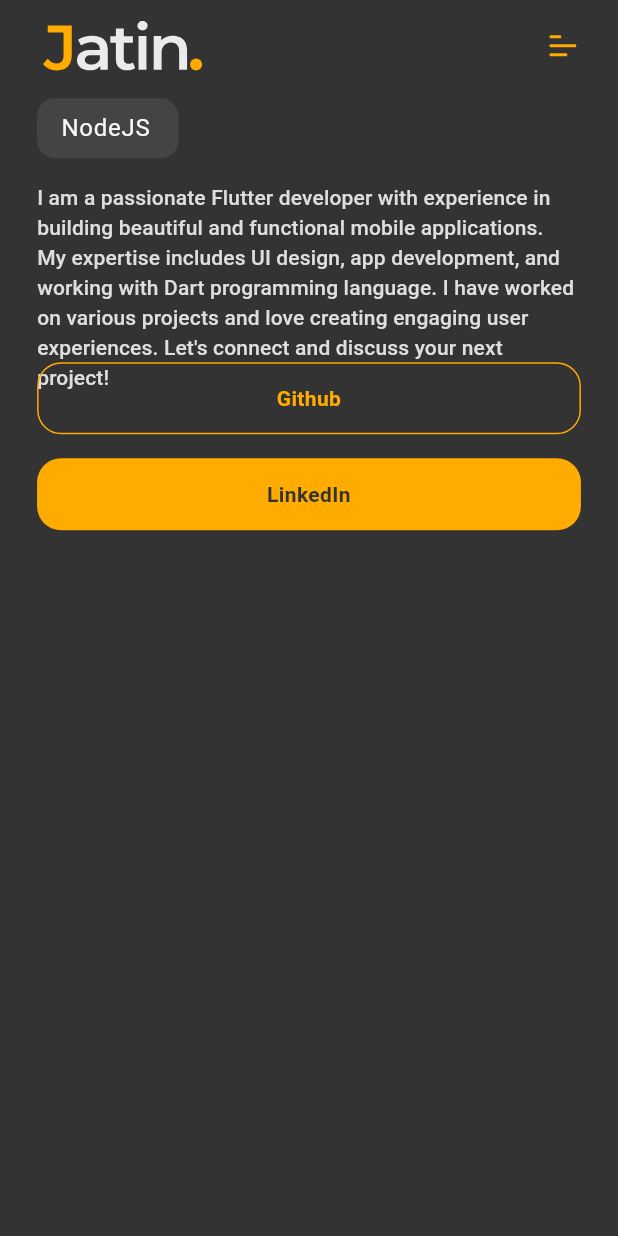
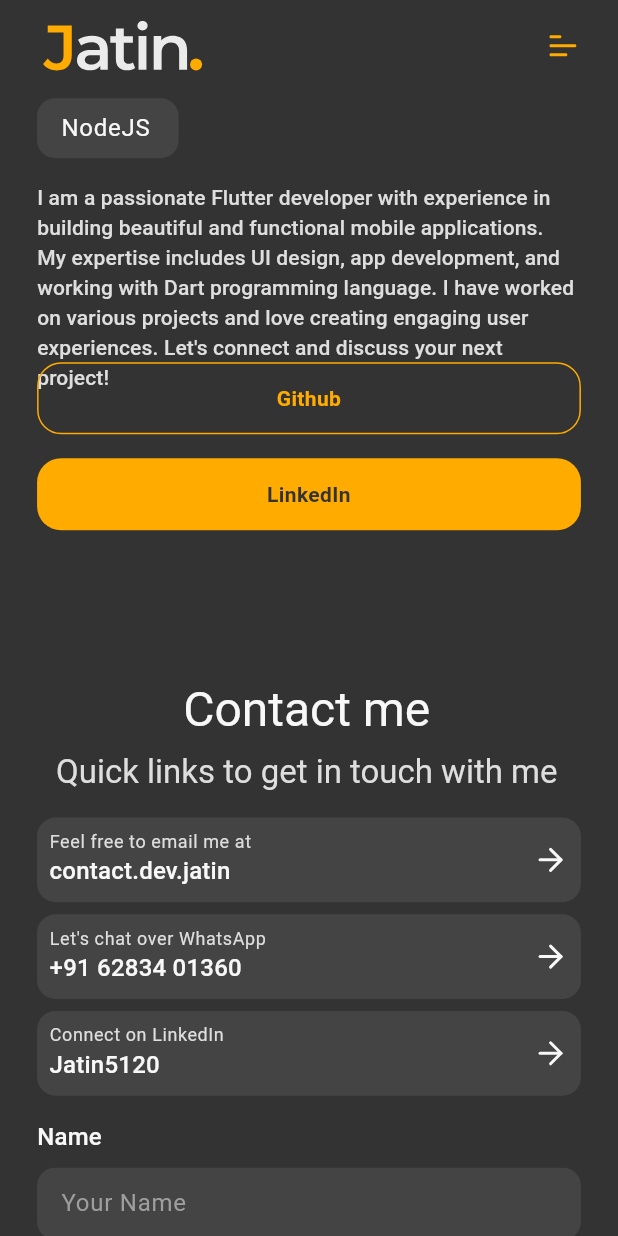
Before and after one commit to Jatin5120/portfolio, a Flutter app: the screen it shows after launch, scrolled down 1152 dp, on a phone screen of 412 x 824 dp. Run offline on Flutter 3.47's test engine with Material 3 defaults, Android fonts, the phone set to English and light mode, and no system bars; our stand-ins replace firebase_core, flutter_screenutil, flutter_svg, get, google_fonts, rive; accounts and stored records are empty.

Commit message:
feat: contact page done

```diff
--- a/analysis_options.yaml
+++ b/analysis_options.yaml
@@ -21,7 +21,6 @@ linter:
     - avoid_relative_lib_imports
     - avoid_renaming_method_parameters
     - avoid_return_types_on_setters
-    - avoid_returning_null
     - avoid_types_as_parameter_names
     - avoid_unused_constructor_parameters
     - await_only_futures
--- a/lib/main.dart
+++ b/lib/main.dart
@@ -18,7 +18,6 @@
 class MyApp extends StatelessWidget {
   const MyApp({super.key});
 
-  // This widget is the root of your application.
   @override
   Widget build(BuildContext context) {
     return ScreenUtilInit(
--- a/lib/res/constants/string_contants.dart
+++ b/lib/res/constants/string_contants.dart
@@ -20,7 +20,7 @@ class StringConstants {
 
   static const String emailTitle = 'Feel free to email me at';
   static const String whatsappTitle = 'Let\'s chat over WhatsApp';
-  static const String linkedinTitle = 'Reachout to me on LinkedIn';
+  static const String linkedinTitle = 'Connect on LinkedIn';
 
   static const String emailContent = 'contact.dev.jatin';
   static const String whatsappContent = '+91 62834 01360';
--- a/lib/res/styles/dimens.dart
+++ b/lib/res/styles/dimens.dart
@@ -59,7 +59,7 @@ class Dimens {
   static Widget get boxHeight5 => SizedBox(height: five);
   static Widget get boxHeight8 => SizedBox(height: eight);
   static Widget get boxHeight10 => SizedBox(height: ten);
-
+  static Widget get boxHeight12 => SizedBox(height: twelve);
   static Widget get boxHeight16 => SizedBox(height: sixteen);
   static Widget get boxHeight20 => SizedBox(height: twenty);
   static Widget get boxHeight24 => SizedBox(height: twentyFour);
@@ -84,6 +84,7 @@ class Dimens {
   static EdgeInsets get edgeInsets10 => EdgeInsets.all(ten);
   static EdgeInsets get edgeInsets12 => EdgeInsets.all(twelve);
   static EdgeInsets get edgeInsets16 => EdgeInsets.all(sixteen);
+  static EdgeInsets get edgeInsets24 => EdgeInsets.all(twentyFour);
 
   static EdgeInsets get edgeInsetsL2 => EdgeInsets.only(left: two);
 
--- a/lib/res/styles/theme.dart
+++ b/lib/res/styles/theme.dart
@@ -5,7 +5,7 @@ import 'package:portfolio/res/res.dart';
 class AppTheme {
   const AppTheme._();
 
-  static ThemeData get lightTheme => ThemeData(
+  static final ThemeData lightTheme = ThemeData(
     useMaterial3: true,
     brightness: Brightness.light,
     primaryColor: AppColors.primary,
@@ -16,9 +16,10 @@ class AppTheme {
       elevation: 0,
     ),
     textTheme: _textTheme,
+    inputDecorationTheme: _inputTheme,
   );
 
-  static ThemeData get darkTheme => ThemeData(
+  static final ThemeData darkTheme = ThemeData(
     useMaterial3: true,
     brightness: Brightness.dark,
     primaryColor: AppColors.primary,
@@ -29,7 +30,30 @@ class AppTheme {
       elevation: 0,
     ),
     textTheme: _textTheme,
+    inputDecorationTheme: _inputTheme,
   );
 
-  static TextTheme get _textTheme => GoogleFonts.getTextTheme('Roboto');
+  static final TextTheme _textTheme = GoogleFonts.getTextTheme('Roboto');
+
+  static final InputDecorationTheme _inputTheme = InputDecorationTheme(
+    isDense: true,
+    filled: true,
+    fillColor: AppColors.cardDark,
+    enabledBorder: OutlineInputBorder(
+      borderRadius: BorderRadius.circular(12),
+      borderSide: BorderSide.none,
+    ),
+    focusedBorder: OutlineInputBorder(
+      borderRadius: BorderRadius.circular(12),
+      borderSide: const BorderSide(
+        color: AppColors.primary,
+      ),
+    ),
+    errorBorder: OutlineInputBorder(
+      borderRadius: BorderRadius.circular(12),
+      borderSide: const BorderSide(
+        color: AppColors.primary,
+      ),
+    ),
+  );
 }
--- a/lib/utils/extensions.dart
+++ b/lib/utils/extensions.dart
@@ -68,6 +68,10 @@ extension ResponsiveExtension on ResponsiveState {
     }
   }
 
+  bool get isDesktop => this == ResponsiveState.desktop || this == ResponsiveState.desktopLarge;
+
+  bool get isMobile => this == ResponsiveState.mobile;
+
   EdgeInsets get pagePadding => EdgeInsets.symmetric(
         horizontal: horizontalPadding,
         vertical: 24,
--- a/lib/views/dashboard/views/contact_view/contact_view.dart
+++ b/lib/views/dashboard/views/contact_view/contact_view.dart
@@ -1,4 +1,5 @@
 import 'package:flutter/material.dart';
+import 'package:flutter/widgets.dart';
 import 'package:get/get.dart';
 import 'package:portfolio/res/res.dart';
 import 'package:portfolio/utils/utils.dart';
--- a/lib/views/dashboard/views/contact_view/desktop.dart
+++ b/lib/views/dashboard/views/contact_view/desktop.dart
@@ -10,9 +10,36 @@ class _ContactViewDesktop extends StatelessWidget {
       height: Get.height - Dimens.navbarHeight,
       child: Padding(
         padding: ResponsiveState.desktop.pagePadding,
-        child: const Column(
-          crossAxisAlignment: CrossAxisAlignment.start,
-          children: [],
+        child: Column(
+          crossAxisAlignment: CrossAxisAlignment.center,
+          children: [
+            AppText(
+              StringConstants.contactMe,
+              style: context.textTheme.headlineLarge?.withTitleColor,
+            ),
+            Dimens.boxHeight16,
+            AppText(
+              StringConstants.quickLinks,
+              style: context.textTheme.titleLarge?.withBodyColor,
+            ),
+            const SizedBox(height: 24),
+            Row(
+              children: ContactItem.values
+                  .map((e) => Expanded(
+                          child: ContactCard(
+                        e,
+                        state: ResponsiveState.desktop,
+                      )))
+                  .separated(
+                    const SizedBox(width: 16),
+                  )
+                  .toList(),
+            ),
+            const Spacer(),
+            const ContactForm(state: ResponsiveState.desktop),
+            const Spacer(),
+            const SocialRow(center: true, showName: true),
+          ],
         ),
       ),
     );
--- a/lib/views/dashboard/views/contact_view/desktop_large.dart
+++ b/lib/views/dashboard/views/contact_view/desktop_large.dart
@@ -25,12 +25,19 @@ class _ContactViewDesktopLarge extends StatelessWidget {
             const SizedBox(height: 24),
             Row(
               children: ContactItem.values
-                  .map((e) => Expanded(child: ContactCard(e)))
+                  .map((e) => Expanded(
+                        child: ContactCard(
+                          e,
+                          state: ResponsiveState.desktopLarge,
+                        ),
+                      ))
                   .separated(
                     const SizedBox(width: 16),
                   )
                   .toList(),
             ),
+            const Spacer(),
+            const ContactForm(state: ResponsiveState.desktopLarge),
             const Spacer(),
             const SocialRow(center: true, showName: true),
           ],
--- a/lib/views/dashboard/views/contact_view/mobile.dart
+++ b/lib/views/dashboard/views/contact_view/mobile.dart
@@ -10,8 +10,31 @@ class _ContactViewMobile extends StatelessWidget {
       height: Get.height - Dimens.navbarHeight,
       child: Padding(
         padding: ResponsiveState.mobile.pagePadding,
-        child: const Column(
-          children: [],
+        child: Column(
+          crossAxisAlignment: CrossAxisAlignment.center,
+          children: [
+            AppText(
+              StringConstants.contactMe,
+              style: context.textTheme.headlineLarge?.withTitleColor,
+            ),
+            const SizedBox(height: 8),
+            AppText(
+              StringConstants.quickLinks,
+              style: context.textTheme.titleLarge?.withBodyColor,
+            ),
+            const SizedBox(height: 16),
+            ...ContactItem.values
+                .map((e) => ContactCard(
+                      e,
+                      state: ResponsiveState.mobile,
+                    ))
+                .separated(const SizedBox(height: 8)),
+            const SizedBox(height: 16),
+            const Expanded(
+              child: ContactForm(state: ResponsiveState.mobile),
+            ),
+            const SocialRow(center: true, showName: true),
+          ],
         ),
       ),
     );
--- a/lib/views/dashboard/views/contact_view/tablet.dart
+++ b/lib/views/dashboard/views/contact_view/tablet.dart
@@ -10,9 +10,31 @@ class _ContactViewTablet extends StatelessWidget {
       height: Get.height - Dimens.navbarHeight,
       child: Padding(
         padding: ResponsiveState.tablet.pagePadding,
-        child: const Column(
+        child: Column(
           crossAxisAlignment: CrossAxisAlignment.center,
-          children: [],
+          children: [
+            AppText(
+              StringConstants.contactMe,
+              style: context.textTheme.headlineLarge?.withTitleColor,
+            ),
+            Dimens.boxHeight16,
+            AppText(
+              StringConstants.quickLinks,
+              style: context.textTheme.titleLarge?.withBodyColor,
+            ),
+            const SizedBox(height: 24),
+            ...ContactItem.values
+                .map((e) => ContactCard(
+                      e,
+                      state: ResponsiveState.tablet,
+                    ))
+                .separated(Dimens.boxHeight12),
+            Dimens.boxHeight16,
+            const Expanded(
+              child: ContactForm(state: ResponsiveState.tablet),
+            ),
+            const SocialRow(center: true, showName: true),
+          ],
         ),
       ),
     );
--- a/lib/views/dashboard/widgets/contact_card.dart
+++ b/lib/views/dashboard/widgets/contact_card.dart
@@ -9,21 +9,55 @@ class ContactCard extends StatelessWidget {
   const ContactCard(
     this.item, {
     super.key,
+    required this.state,
   });
 
   final ContactItem item;
+  final ResponsiveState state;
+
+  TextStyle? _titleStyle(BuildContext context) {
+    switch (state) {
+      case ResponsiveState.mobile:
+        return context.textTheme.bodySmall;
+      case ResponsiveState.tablet:
+        return context.textTheme.bodyMedium;
+      case ResponsiveState.desktop:
+        return context.textTheme.bodyMedium;
+      case ResponsiveState.desktopLarge:
+        return context.textTheme.titleMedium;
+    }
+  }
+
+  TextStyle? _contentStyle(BuildContext context) {
+    switch (state) {
+      case ResponsiveState.mobile:
+        return context.textTheme.titleMedium;
+      case ResponsiveState.tablet:
+        return context.textTheme.titleLarge;
+      case ResponsiveState.desktop:
+        return context.textTheme.headlineSmall;
+      case ResponsiveState.desktopLarge:
+        return context.textTheme.headlineMedium;
+    }
+  }
 
   @override
   Widget build(BuildContext context) {
-    return TapHandler(
+    return ObxValue<RxBool>(
+      (isHovering) => TapHandler(
         showSplash: false,
         onTap: () => Get.find<DashboardController>().onContactTap(item),
-      child: Container(
-        padding: const EdgeInsets.all(24),
+        onHover: (value) {
+          isHovering.value = value;
+        },
+        child: AnimatedContainer(
+          duration: AppConstants.animationDuration,
+          padding: state.isMobile ? Dimens.edgeInsets8 : Dimens.edgeInsets24,
+          width: double.maxFinite,
           decoration: ShapeDecoration(
-          color: context.theme.cardTheme.color,
+            color: isHovering.value ? AppColors.primary : context.theme.cardTheme.color,
             shape: RoundedRectangleBorder(
-            borderRadius: BorderRadius.circular(24),
+              borderRadius: BorderRadius.circular(state.isMobile ? Dimens.twelve : Dimens.twentyFour),
             ),
           ),
           child: Row(
@@ -39,12 +73,21 @@ class ContactCard extends StatelessWidget {
                   AppText(
                     item.title,
                     isSelectable: false,
-                  style: context.textTheme.titleMedium?.withBodyColor,
+                    style: _titleStyle(context)?.withBodyColor,
                   ),
                   AppText(
                     item.content,
                     isSelectable: false,
-                  style: context.textTheme.headlineMedium?.withTitleColor,
+                    style: _contentStyle(context)?.withTitleColor.copyWith(
+                          shadows: isHovering.value
+                              ? [
+                                  const Shadow(
+                                    color: Colors.black12,
+                                    offset: Offset(2, 2),
+                                  ),
+                                ]
+                              : null,
+                        ),
                   ),
                 ],
               ),
@@ -52,6 +95,8 @@ class ContactCard extends StatelessWidget {
             ],
           ),
         ),
+      ),
+      false.obs,
     );
   }
 }
--- /dev/null
+++ b/lib/views/dashboard/widgets/contact_form.dart
@@ -0,0 +1,107 @@
+import 'package:flutter/cupertino.dart';
+import 'package:flutter/material.dart';
+import 'package:flutter/widgets.dart';
+import 'package:get/get.dart';
+import 'package:portfolio/res/res.dart';
+import 'package:portfolio/utils/utils.dart';
+import 'package:portfolio/widgets/widgets.dart';
+
+class ContactForm extends StatelessWidget {
+  const ContactForm({
+    super.key,
+    required this.state,
+  });
+
+  final ResponsiveState state;
+
+  @override
+  Widget build(BuildContext context) {
+    return Padding(
+      padding: state == ResponsiveState.desktopLarge ? EdgeInsets.symmetric(horizontal: Get.width * 0.05) : EdgeInsets.zero,
+      child: Row(
+        crossAxisAlignment: CrossAxisAlignment.center,
+        children: [
+          if (state.isDesktop) ...[
+            Flexible(
+              flex: 2,
+              child: ClipRRect(
+                borderRadius: BorderRadius.circular(24),
+                child: Image.asset(AssetConstants.contact),
+              ),
+            ),
+            Dimens.boxWidth16,
+          ],
+          Flexible(
+            flex: 3,
+            child: $ContactFields(isMobile: state == ResponsiveState.mobile),
+          ),
+        ],
+      ),
+    );
+  }
+}
+
+class $ContactFields extends StatelessWidget {
+  const $ContactFields({
+    super.key,
+    this.isMobile = false,
+  });
+
+  final bool isMobile;
+
+  Widget get _gap => isMobile ? const SizedBox(height: 8) : const SizedBox(height: 16);
+
+  @override
+  Widget build(BuildContext context) {
+    return Column(
+      mainAxisAlignment: MainAxisAlignment.center,
+      children: [
+        if (isMobile) ...[
+          const InputField(
+            label: 'Name',
+            hint: 'Your Name',
+          ),
+          _gap,
+          const InputField(
+            label: 'Email',
+            hint: 'your.email@gmail.com',
+          ),
+        ] else
+          Row(
+            children: [
+              const Flexible(
+                child: InputField(
+                  label: 'Name',
+                  hint: 'Your Name',
+                ),
+              ),
+              Dimens.boxWidth16,
+              const Flexible(
+                child: InputField(
+                  label: 'Email',
+                  hint: 'your.email@gmail.com',
+                ),
+              ),
+            ],
+          ),
+        _gap,
+        const InputField(
+          label: 'Subject',
+          hint: 'Looking to develop a cross-platform app',
+        ),
+        _gap,
+        const InputField(
+          label: 'Message',
+          hint: 'I want to make a large scale cross-platform application',
+          minLines: 3,
+          maxLines: 3,
+        ),
+        isMobile ? const SizedBox(height: 24) : const SizedBox(height: 32),
+        AppButton(
+          label: 'Submit',
+          onTap: () {},
+        ),
+      ],
+    );
+  }
+}
--- a/lib/views/dashboard/widgets/widgets.dart
+++ b/lib/views/dashboard/widgets/widgets.dart
@@ -1,5 +1,6 @@
 export 'about_image_row.dart';
 export 'buttons/buttons.dart';
 export 'contact_card.dart';
+export 'contact_form.dart';
 export 'my_photo.dart';
 export 'quote.dart';
--- a/lib/views/testimonial/testimonial_view.dart
+++ b/lib/views/testimonial/testimonial_view.dart
@@ -3,7 +3,7 @@ import 'package:portfolio/res/res.dart';
 import 'package:portfolio/widgets/widgets.dart';
 
 class TestimonialView extends StatelessWidget {
-  const TestimonialView({Key? key}) : super(key: key);
+  const TestimonialView({super.key});
 
   static const String route = AppRoutes.testimonial;
 
--- a/lib/widgets/button.dart
+++ b/lib/widgets/button.dart
@@ -95,7 +95,7 @@ class _Primary extends StatelessWidget {
           backgroundColor: MaterialStateColor.resolveWith(
             (states) {
               if (states.isDisabled) {
-                return AppColors.primary.shade100;
+                return AppColors.cardDark;
               }
               return AppColors.primary;
             },
--- /dev/null
+++ b/lib/widgets/input_field.dart
@@ -0,0 +1,65 @@
+import 'package:flutter/material.dart';
+import 'package:get/get.dart';
+import 'package:portfolio/utils/utils.dart';
+
+class InputField extends StatelessWidget {
+  const InputField({
+    super.key,
+    this.hint,
+    required this.label,
+    this.controller,
+    this.validator,
+    this.keyboardType,
+    this.maxLength,
+    this.minLines = 1,
+    this.maxLines = 1,
+    this.autofillHints,
+  })  : assert(minLines > 0, 'minLines cannot be less than 1'),
+        assert(maxLines > 0, 'maxLines cannot be less than 1'),
+        assert(maxLines >= minLines, 'maxLines cannot be less than minLines');
+
+  final String? hint;
+  final String label;
+  final TextEditingController? controller;
+  final String? Function(String?)? validator;
+  final TextInputType? keyboardType;
+  final int? maxLength;
+  final int minLines;
+  final int maxLines;
+  final Iterable<String>? autofillHints;
+
+  @override
+  Widget build(BuildContext context) {
+    return Column(
+      crossAxisAlignment: CrossAxisAlignment.start,
+      mainAxisSize: MainAxisSize.min,
+      children: [
+        Text(
+          label,
+          style: context.textTheme.titleMedium?.withTitleColor,
+        ),
+        const SizedBox(height: 8),
+        // Dimens.boxHeight8,
+        TextFormField(
+          controller: controller,
+          autovalidateMode: AutovalidateMode.onUserInteraction,
+          keyboardType: keyboardType,
+          validator: validator,
+          minLines: minLines,
+          maxLines: maxLines,
+          maxLength: maxLength,
+          autofillHints: autofillHints,
+          decoration: InputDecoration(
+            hintText: hint ?? 'Enter $label',
+            hintStyle: context.textTheme.bodyLarge?.copyWith(
+              color: Colors.grey,
+            ),
+            alignLabelWithHint: true,
+            counterText: '',
+          ),
+          style: context.textTheme.bodyLarge?.withBodyColor,
+        ),
+      ],
+    );
+  }
+}
--- a/lib/widgets/nav_link.dart
+++ b/lib/widgets/nav_link.dart
@@ -24,7 +24,7 @@ class NavLinkRow extends StatelessWidget {
           (index) => NavLink(
             NavItem.visible[index],
           ),
-        ).toList(),
+        ),
       ],
     );
   }
--- a/lib/widgets/widgets.dart
+++ b/lib/widgets/widgets.dart
@@ -3,6 +3,7 @@ export 'app_text.dart';
 export 'button.dart';
 export 'dash_animation.dart';
 export 'icon.dart';
+export 'input_field.dart';
 export 'loader.dart';
 export 'nav_bar/nav_bar.dart';
 export 'nav_link.dart';
--- a/pubspec.yaml
+++ b/pubspec.yaml
@@ -43,7 +43,7 @@ dependencies:
 
 dev_dependencies:
   flutter_launcher_icons: ^0.13.1
-  flutter_lints: ^2.0.0
+  flutter_lints: ^3.0.1
   flutter_native_splash: ^2.3.10
   flutter_test:
     sdk: flutter
```
Also changed, not shown: pubspec.lock. Lines whose indentation alone changed are shown as unchanged.
